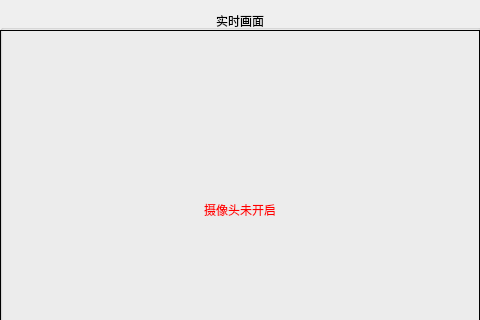
Before: the Qt Designer form ui/Core.ui in winterssy/face_recognition_py, drawn with Qt 5; both pictures show x 180 to 660 and y 0 to 320 of the 1161 by 623 pixel window.
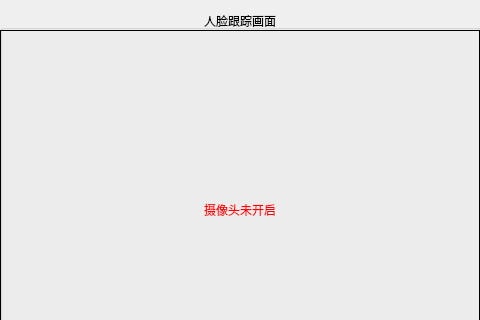
After: the same form once the commit is applied.

```diff
--- a/ui/Core.ui
+++ b/ui/Core.ui
@@ -531,7 +531,7 @@
      </rect>
     </property>
     <property name="title">
-     <string>实时画面</string>
+     <string>人脸跟踪画面</string>
     </property>
     <property name="alignment">
      <set>Qt::AlignCenter</set>
```
Left out of the diff: 24 changed lines with no effect on the pictures.
